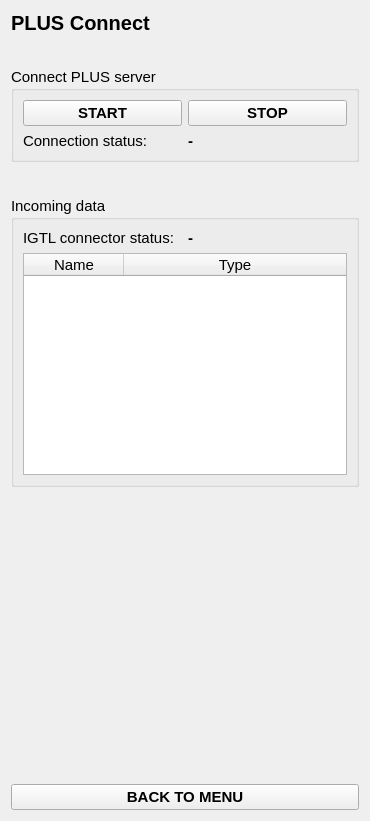
The window that Modules/PlusServerConnection/Resources/UI/PlusServerConnection.ui (EBATINCA/TrainUS) describes before a commit, drawn with Qt 5.
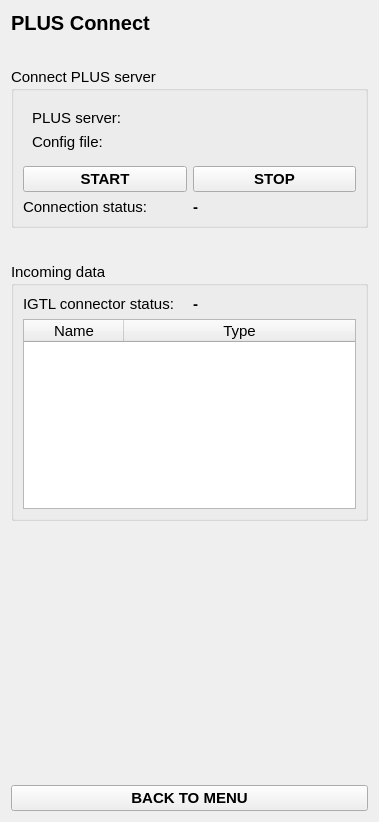
The same window after the commit. Custom widgets are drawn as their Qt base class.

Commit message:
ENH: Show path for PLUS server and config file in UI
Paths are stored in TrainUS parameter node

```diff
--- a/Modules/PlusServerConnection/Resources/UI/PlusServerConnection.ui
+++ b/Modules/PlusServerConnection/Resources/UI/PlusServerConnection.ui
@@ -6,8 +6,8 @@
    <rect>
     <x>0</x>
     <y>0</y>
-    <width>370</width>
-    <height>821</height>
+    <width>379</width>
+    <height>822</height>
    </rect>
   </property>
   <property name="windowTitle">
@@ -51,21 +51,7 @@
       <string>Connect PLUS server</string>
      </property>
      <layout class="QGridLayout" name="gridLayout">
-      <item row="2" column="1">
-       <widget class="QLabel" name="plusConnectionStatusLabel">
-        <property name="font">
-         <font>
-          <pointsize>11</pointsize>
-          <weight>75</weight>
-          <bold>true</bold>
-         </font>
-        </property>
-        <property name="text">
-         <string>-</string>
-        </property>
-       </widget>
-      </item>
-      <item row="0" column="0">
+      <item row="1" column="0">
        <widget class="QPushButton" name="startConnectionButton">
         <property name="font">
          <font>
@@ -79,14 +65,28 @@
         </property>
        </widget>
       </item>
-      <item row="2" column="0">
+      <item row="3" column="1">
+       <widget class="QLabel" name="plusConnectionStatusLabel">
+        <property name="font">
+         <font>
+          <pointsize>11</pointsize>
+          <weight>75</weight>
+          <bold>true</bold>
+         </font>
+        </property>
+        <property name="text">
+         <string>-</string>
+        </property>
+       </widget>
+      </item>
+      <item row="3" column="0">
        <widget class="QLabel" name="label_3">
         <property name="text">
          <string>Connection status:</string>
         </property>
        </widget>
       </item>
-      <item row="0" column="1">
+      <item row="1" column="1">
        <widget class="QPushButton" name="stopConnectionButton">
         <property name="font">
          <font>
@@ -100,6 +100,59 @@
         </property>
        </widget>
       </item>
+      <item row="0" column="0" colspan="2">
+       <widget class="QFrame" name="frame">
+        <property name="frameShape">
+         <enum>QFrame::NoFrame</enum>
+        </property>
+        <property name="frameShadow">
+         <enum>QFrame::Raised</enum>
+        </property>
+        <layout class="QGridLayout" name="gridLayout_4">
+         <item row="0" column="1">
+          <widget class="ctkPathLineEdit" name="plusServerPath">
+           <property name="showHistoryButton">
+            <bool>false</bool>
+           </property>
+           <property name="sizeAdjustPolicy">
+            <enum>ctkPathLineEdit::AdjustToMinimumContentsLength</enum>
+           </property>
+          </widget>
+         </item>
+         <item row="0" column="0">
+          <widget class="QLabel" name="plusServerPathLabel">
+           <property name="font">
+            <font>
+             <pointsize>11</pointsize>
+            </font>
+           </property>
+           <property name="text">
+            <string>PLUS server:</string>
+           </property>
+          </widget>
+         </item>
+         <item row="1" column="0">
+          <widget class="QLabel" name="configFilePathLabel">
+           <property name="font">
+            <font>
+             <pointsize>11</pointsize>
+            </font>
+           </property>
+           <property name="text">
+            <string>Config file:</string>
+           </property>
+          </widget>
+         </item>
+         <item row="1" column="1">
+          <widget class="ctkPathLineEdit" name="configFilePath">
+           <property name="showHistoryButton">
+            <bool>false</bool>
+           </property>
+          </widget>
+         </item>
+        </layout>
+       </widget>
+      </item>
      </layout>
     </widget>
    </item>
@@ -217,6 +270,13 @@
    </item>
   </layout>
  </widget>
+ <customwidgets>
+  <customwidget>
+   <class>ctkPathLineEdit</class>
+   <extends>QWidget</extends>
+   <header>ctkPathLineEdit.h</header>
+  </customwidget>
+ </customwidgets>
  <resources/>
  <connections/>
 </ui>
```
The commit also changes 2 other files.
